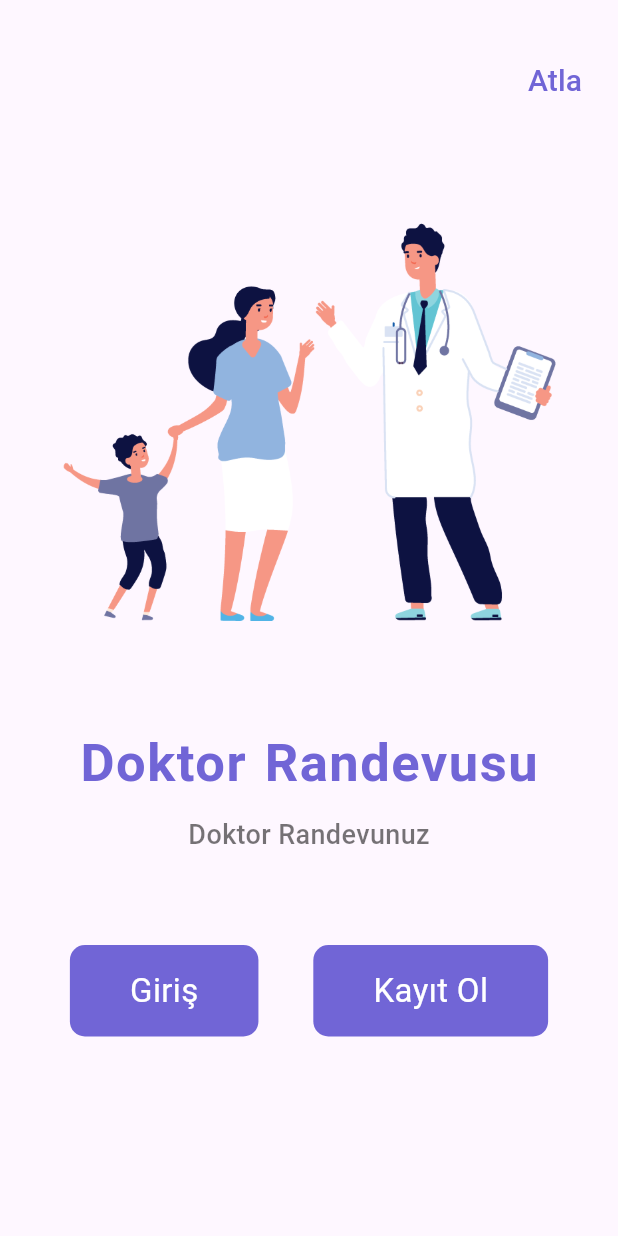
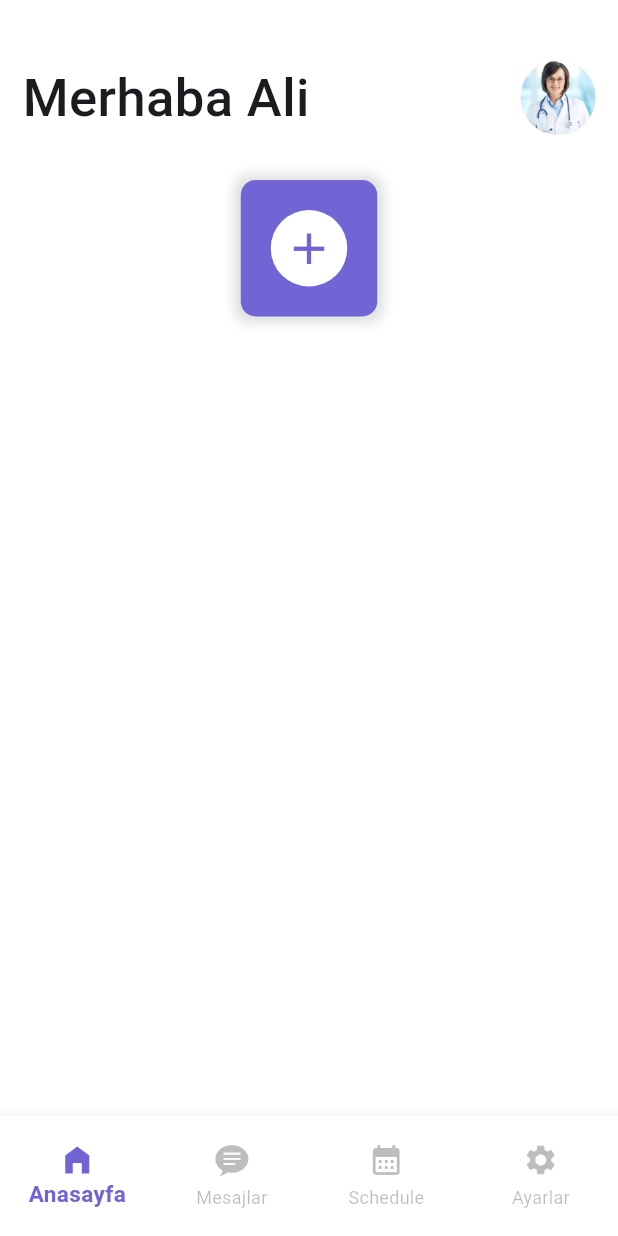
Before and after one commit to mmkocak/saglikapp, a Flutter app: the screen it shows after launch, after a tap on "Atla", on a phone screen of 412 x 824 dp. Run offline on Flutter 3.47's test engine with Material 3 defaults, Android fonts, the phone set to English and light mode, and no system bars.

Commit message:
Sayfalar yenilendi anasayfa oluşturuldu

```diff
--- /dev/null
+++ b/lib/view/home/home_screen.dart
@@ -0,0 +1,89 @@
+import 'package:flutter/material.dart';
+import 'package:flutter/widgets.dart';
+
+class HomeScreen extends StatelessWidget {
+  List symptoms = [
+    "Sıcaklık",
+    "Snuffle",
+    "Ateş",
+    "Öksürük"
+        "Soğuk"
+  ];
+  List imgs = [
+    "doctor1.jpg"
+        "doctor2.jpg"
+        "doctor3.jpg"
+        "doctor4.jpg"
+  ];
+
+  HomeScreen({Key? key}) : super(key: key);
+
+  @override
+  Widget build(BuildContext context) {
+    return SingleChildScrollView(
+      padding: const EdgeInsets.only(top: 40),
+      child: Column(
+        crossAxisAlignment: CrossAxisAlignment.start,
+        children: [
+          const Padding(
+            padding: EdgeInsets.symmetric(horizontal: 15),
+            child: Row(
+              mainAxisAlignment: MainAxisAlignment.spaceBetween,
+              children: [
+                Text(
+                  "Merhaba Ali",
+                  style: TextStyle(fontSize: 35, fontWeight: FontWeight.w500),
+                ),
+                CircleAvatar(
+                  radius: 25,
+                  backgroundImage: AssetImage("assets/images/doctor1.jpg"),
+                )
+              ],
+            ),
+          ),
+          const SizedBox(
+            height: 30,
+          ),
+          Row(
+            mainAxisAlignment: MainAxisAlignment.spaceEvenly,
+            children: [
+              InkWell(
+                onTap: () {},
+                child: Container(
+                  padding: const EdgeInsets.all(20),
+                  decoration: BoxDecoration(
+                    color: const Color(0xFF7165D6),
+                    borderRadius: BorderRadius.circular(10),
+                    boxShadow:const[
+                      BoxShadow(
+                        color: Colors.black12,
+                        blurRadius: 6,
+                        spreadRadius: 4,
+                      ),
+                    ],
+                  ),
+                  child:  Column(
+                    crossAxisAlignment: CrossAxisAlignment.start,
+                    children: [
+                      Container(
+                        padding: EdgeInsets.all(8),
+                        decoration: BoxDecoration(
+                          color: Colors.white,
+                          shape: BoxShape.circle,
+                        ),
+                        child: Icon(
+                          Icons.add,
+                          color: Color(0xFF7165d6),
+                          size: 35,
+                        ),
+                      ),
+                    ],),
+                ),
+              ),
+            ],
+          )
+        ],
+      ),
+    );
+  }
+}
--- a/lib/view/login/login_view.dart
+++ b/lib/view/login/login_view.dart
@@ -1,8 +1,8 @@
 import 'package:flutter/cupertino.dart';
 import 'package:flutter/material.dart';
-import 'package:saglikapp/view/mixin/renkler.dart';
+import 'package:saglikapp/mixin/renkler.dart';
 import 'package:saglikapp/view/signup/signuup_view.dart';
-import 'package:saglikapp/view/widget/button.dart';
+import 'package:saglikapp/widget/button.dart';
 
 class LoginScreen extends StatefulWidget with Renkler {
   const LoginScreen({Key? key}) : super(key: key);
--- a/lib/view/signup/signuup_view.dart
+++ b/lib/view/signup/signuup_view.dart
@@ -1,8 +1,8 @@
 import 'package:flutter/cupertino.dart';
 import 'package:flutter/material.dart';
 import 'package:saglikapp/view/login/login_view.dart';
-import 'package:saglikapp/view/mixin/renkler.dart';
-import 'package:saglikapp/view/widget/button.dart';
+import 'package:saglikapp/mixin/renkler.dart';
+import 'package:saglikapp/widget/button.dart';
 
 class SignupScreen extends StatefulWidget {
   const SignupScreen({Key? key}) : super(key: key);
--- a/lib/view/welcome/welcome_wiew.dart
+++ b/lib/view/welcome/welcome_wiew.dart
@@ -1,7 +1,8 @@
 import 'package:flutter/material.dart';
 import 'package:saglikapp/view/login/login_view.dart';
+import 'package:saglikapp/widget/navbar_roots.dart';
 import 'package:saglikapp/view/signup/signuup_view.dart';
-import 'package:saglikapp/view/widget/button.dart';
+import 'package:saglikapp/widget/button.dart';
 
 class WelcomeScreen extends StatelessWidget {
   const WelcomeScreen({Key? key}) : super(key: key);
@@ -20,7 +21,7 @@ class WelcomeScreen extends StatelessWidget {
               alignment: Alignment.centerRight,
               child: TextButton(
                 onPressed: () {
-                  //  Navigator.push(context, MaterialPageRoute(builder: (context) =>));
+                    Navigator.push(context, MaterialPageRoute(builder: (context) => NavbarRoots()));
                 },
                 child: const Text(
                   "Atla",
--- a/lib/view/widget/button.dart
+++ b/lib/widget/button.dart
@@ -1,5 +1,5 @@
 import 'package:flutter/material.dart';
-import 'package:saglikapp/view/mixin/renkler.dart';
+import 'package:saglikapp/mixin/renkler.dart';
 
 class Button extends StatelessWidget with Renkler {
   final String text;
--- /dev/null
+++ b/lib/widget/navbar_roots.dart
@@ -0,0 +1,59 @@
+
+import 'package:flutter/cupertino.dart';
+import 'package:flutter/material.dart';
+import 'package:saglikapp/view/home/home_screen.dart';
+
+class NavbarRoots extends StatefulWidget {
+  const NavbarRoots({Key? key}) : super(key: key);
+
+  @override
+  State<NavbarRoots> createState() => _NavbarRootsState();
+}
+
+class _NavbarRootsState extends State<NavbarRoots> {
+  int _selectedindex = 0;
+  final _screens = [
+    // Home Screen
+    HomeScreen(),
+    // Messages Screen
+    Container(),
+    // Schedule Screen
+    Container(),
+    // Settings Screen
+    Container(),
+  ];
+  @override
+  Widget build(BuildContext context) {
+    return Scaffold(
+      backgroundColor: Colors.white,
+      body: _screens[_selectedindex],
+      bottomNavigationBar: Container(
+        height: 80,
+        child: BottomNavigationBar(
+          backgroundColor: Colors.white,
+          type: BottomNavigationBarType.fixed,
+          selectedItemColor: Color(0xFF7165D6),
+          unselectedItemColor: Colors.black26,
+          selectedLabelStyle:
+              TextStyle(fontWeight: FontWeight.bold, fontSize: 15),
+          currentIndex: _selectedindex,
+          onTap: (index) {
+            setState(() {
+              _selectedindex = index;
+            });
+          },
+          items: [
+            BottomNavigationBarItem(
+                icon: Icon(Icons.home_filled), label: "Anasayfa"),
+            BottomNavigationBarItem(
+                icon: Icon(CupertinoIcons.chat_bubble_text_fill), label: "Mesajlar"),
+            BottomNavigationBarItem(
+                icon: Icon(Icons.calendar_month), label: "Schedule"),
+            BottomNavigationBarItem(
+                icon: Icon(Icons.settings), label: "Ayarlar"),
+          ],
+        ),
+      ),
+    );
+  }
+}
```
Also changed, not shown: lib/mixin/renkler.dart (renamed from lib/view/mixin/renkler.dart).
